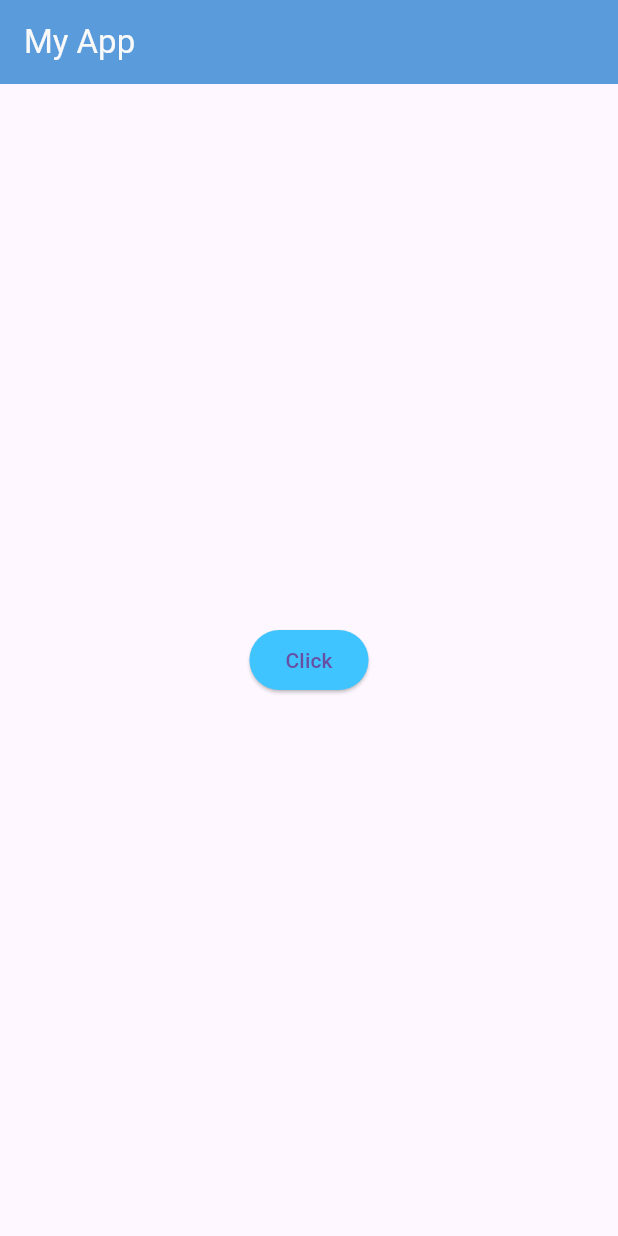
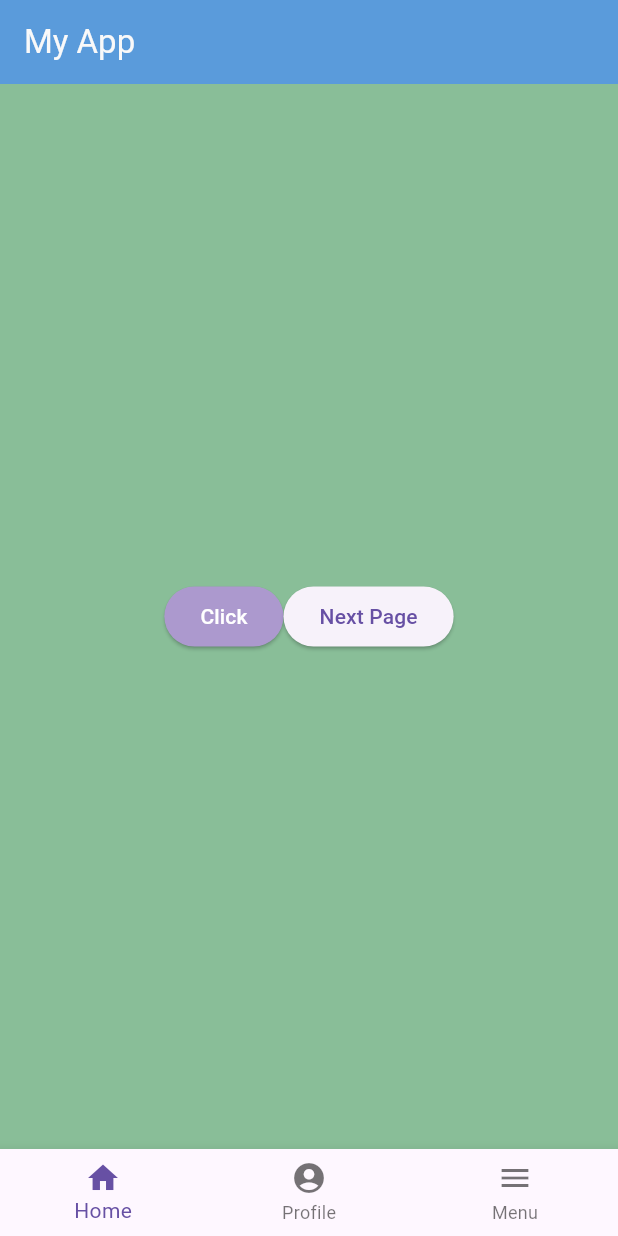
Before and after one commit to aminNasrul/labminaa, a Flutter app: the screen it shows after launch, on a phone screen of 412 x 824 dp. Run offline on Flutter 3.47's test engine with Material 3 defaults, Android fonts, the phone set to English and light mode, and no system bars.

Commit message:
Before Practical Exercise Psuh

```diff
--- a/lib/main.dart
+++ b/lib/main.dart
@@ -4,26 +4,35 @@ void main() {
   runApp(MyApp());
 }
 
-class MyApp extends StatelessWidget {
+class MyApp extends StatefulWidget {
   const MyApp({super.key});
+
+  @override
+  State<MyApp> createState() => _MyAppState();
+}
+
+class _MyAppState extends State<MyApp> {
 
   @override
   Widget build(BuildContext context) {
     return MaterialApp(
 
       debugShowCheckedModeBanner: false,
-      title: 'Flutter Lab',
-      theme: ThemeData(
-        primarySwatch: Colors.lightBlue,
-      ),
-      home: const FirstPage(),
-      /*secondPage: const SecondPage(),*/
+      home: MainPageExt(),
     );
   }
 }
-class FirstPage extends StatelessWidget {
-  const FirstPage({super.key});
+class MainPageExt extends StatefulWidget {
+  const MainPageExt({super.key});
 
+  @override
+  State<MainPageExt> createState() => _MainPageState();
+}
+
+class _MainPageState extends State<MainPageExt> {
+String buttonName = 'Click';
+  int currentIndex = 0;
+  bool _isClicked = false;
   @override
   Widget build(BuildContext context) {
     return Scaffold(
@@ -33,28 +42,90 @@ class FirstPage extends StatelessWidget {
           title: const Text('My App'),
         ),
         body: Center(
-          child: ElevatedButton(
+          child: currentIndex == 0 ? Container(
+            height: double.infinity,
+            width: double.infinity,
+            color: const Color.fromARGB(255, 137, 190, 152),
+            child: Row(
+              mainAxisAlignment: MainAxisAlignment.center,
+              crossAxisAlignment: CrossAxisAlignment.center,
+              children: [
+                ElevatedButton(
                   style: ElevatedButton.styleFrom(
-              backgroundColor: Colors.lightBlueAccent,
+                    backgroundColor: const Color.fromARGB(255, 172, 153, 206),
+                    foregroundColor: Color.fromARGB(255, 255, 255, 255)
                   ),
+                  onPressed: () {
+                    setState(() {
+                       buttonName = 'Whoops';
+                    });
+                  },
+                  child: Text(buttonName),
+                ),
+                ElevatedButton(
                   onPressed: () {
                     Navigator.of(context).push(
                       MaterialPageRoute(
-                  builder: (BuildContext context){
-                    return SecondPage();
-                  },
+                        builder: (BuildContext context)=>
+                          NextPage(),
                       ),
                     );
                   },
-            child: Text('Click'),
+                  child: const Text('Next Page'),
                 ),
+              ],
+            ),
+          )
+            : GestureDetector(
+                onTap: (){
+                  setState(() {
+                  _isClicked = !_isClicked;
+                });
+              },
+              child: _isClicked ? Image.asset(
+                'images/download.jpg'
+                ) : Image.asset('images/try1.jpg'),
+              ),
+        ),
+
+        bottomNavigationBar: BottomNavigationBar(
+          /*backgroundColor: Color.fromARGB(0, 255, 255, 255),*/
+          items: const [
+            BottomNavigationBarItem(
+              label: 'Home',
+              icon: Icon(
+                Icons.home,
+                /*color: Color.fromARGB(255, 0, 123, 255)*/
+              ),
+            ),
+            BottomNavigationBarItem(
+              label: 'Profile',
+              icon: Icon(
+                Icons.account_circle,
+                /*color: Color.fromARGB(255, 0, 123, 255),*/
+              ),
+            ),
+             BottomNavigationBarItem(
+              label: 'Menu',
+              icon: Icon(
+                Icons.menu,
+                /*color: Color.fromARGB(255, 0, 123, 255),*/
+              ),
+            ),
+          ],
+          currentIndex: currentIndex,
+          onTap: (int index){
+            setState(() {
+              currentIndex = index;
+            });
+          },
         ),
       );
   }
 }
 
-class SecondPage extends StatelessWidget {
-  const SecondPage ({super.key});
+class NextPage extends StatelessWidget {
+  const NextPage({super.key});
 
   @override
   Widget build(BuildContext context) {
```
Also changed, not shown: pubspec.yaml (+20 -0 lines), images/appicon.png (added), lib/next_page.dart (added), pubspec.lock, 43 other files. Lines whose indentation alone changed are shown as unchanged.
